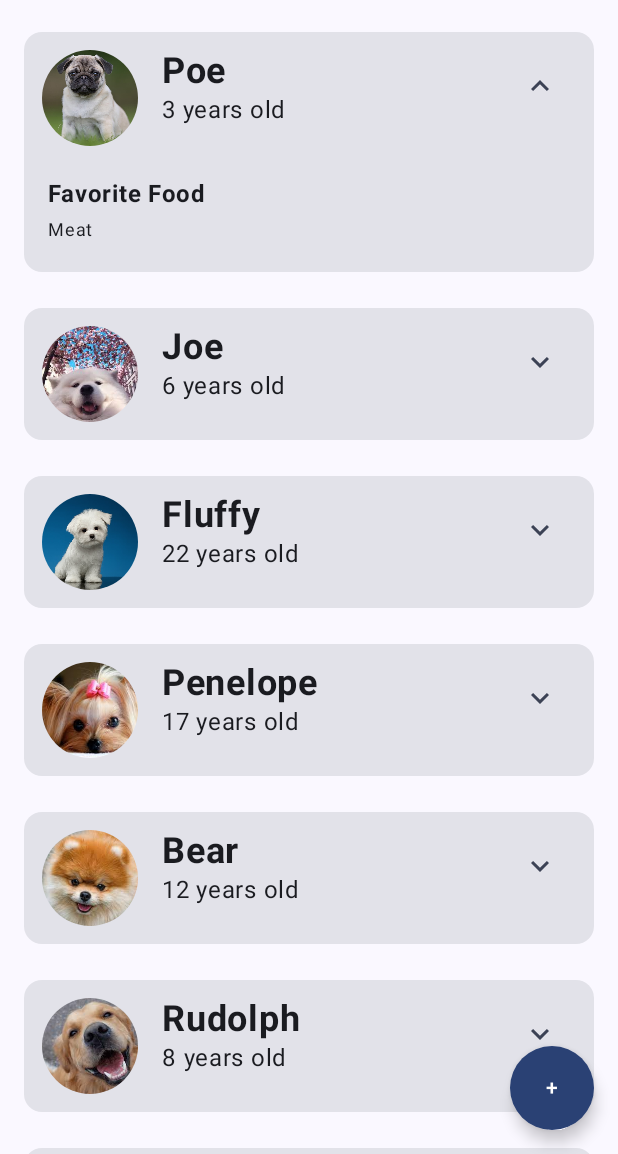
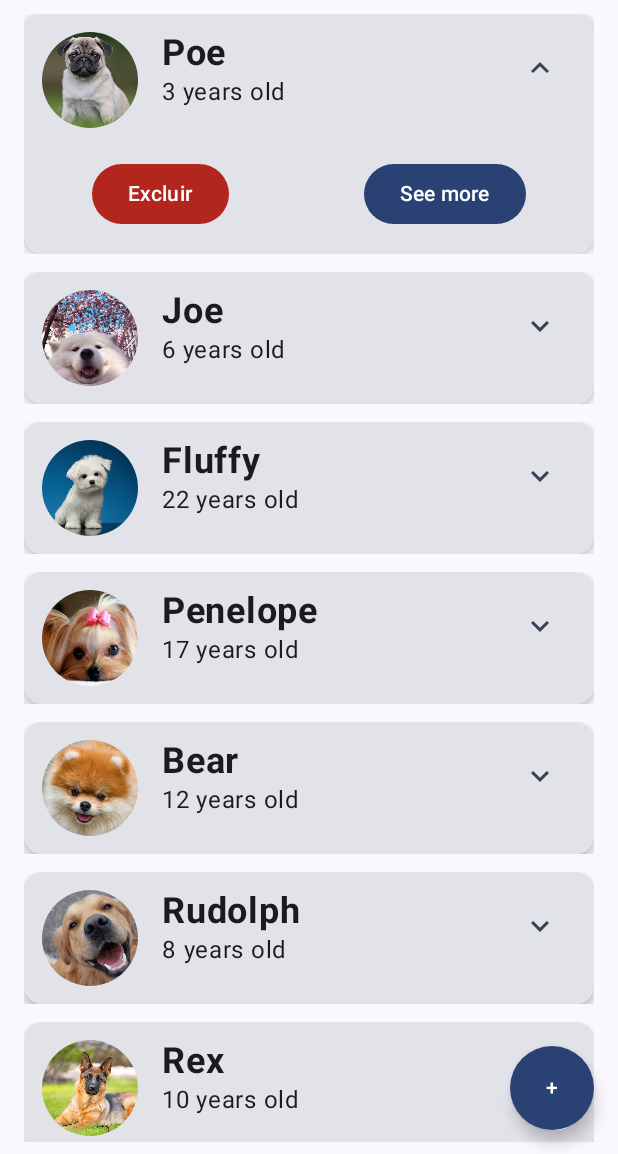
Before and after one commit to rfgvieira/Auau, an Android app built with Jetpack Compose: the screen it shows after launch (MainActivity), after a tap on "Poe", on a phone screen of 412 x 824 dp, the part 82-1236 px from its top. Run offline under Robolectric (Android 15) with nearby library versions, the phone set to English and light mode, and no system bars; libraries missing offline, so code that uses them is left out: androidx.camera.core, androidx.camera.lifecycle.

Commit message:
feat: added DogDetailScreen to show details of Dog refact: NavController is not more passed by parameter, instead pass a callback to navigate

```diff
--- a/app/src/main/java/com/rfgvieira/auau/domain/Dog.kt
+++ b/app/src/main/java/com/rfgvieira/auau/domain/Dog.kt
@@ -1,8 +1,10 @@
 package com.rfgvieira.auau.domain
 
 import android.net.Uri
+import java.util.UUID
 
 data class Dog(
+    val id: String = UUID.randomUUID().toString(),
     var name : String,
     var birth: String,
     var imgDrawable : Int? = null,
--- a/app/src/main/java/com/rfgvieira/auau/domain/Dogs.kt
+++ b/app/src/main/java/com/rfgvieira/auau/domain/Dogs.kt
@@ -13,18 +13,78 @@ class Dogs {
         }
 
         private fun initializeResult() {
-            val dog1 = Dog("Poe", "20/12/2020", R.drawable.pug, favoriteFood = "Meat")
-            val dog2 = Dog("Joe", "01/06/2017", R.drawable.dog1, favoriteFood = "Dog food")
-            val dog3 = Dog("Fluffy", "28/09/2001", R.drawable.dog2, favoriteFood =  "Dog food")
-            val dog4 = Dog("Penelope", "06/07/2006", R.drawable.dog3, favoriteFood = "Fish")
-            val dog5 = Dog("Bear", "01/04/2011", R.drawable.dog4, favoriteFood = "Chocolate")
-            val dog6 = Dog("Rudolph", "19/12/2015", R.drawable.dog5, favoriteFood = "Pear")
-            val dog7 = Dog("Rex", "09/11/2013", R.drawable.dog6, favoriteFood = "Mango")
-            val dog8 = Dog("Chin", "04/04/1999", R.drawable.dog7, favoriteFood = "Meat")
-            val dog9 = Dog("Fry", "12/01/2020", R.drawable.dog8, favoriteFood = "Bones")
-            val dog10 = Dog("Bob", "30/10/2014", R.drawable.dog9, favoriteFood = "Dog food")
-            val dog11 = Dog("Poti", "10/08/2020", R.drawable.dog10, favoriteFood = "Chesse")
-            val dog12 = Dog("Bode", "25/10/2015", R.drawable.dog11, favoriteFood = "Rice")
+            val dog1 = Dog(
+                name = "Poe",
+                birth = "20/12/2020",
+                imgDrawable = R.drawable.pug,
+                favoriteFood = "Meat"
+            )
+            val dog2 = Dog(
+                name = "Joe",
+                birth = "01/06/2017",
+                imgDrawable = R.drawable.dog1,
+                favoriteFood = "Dog food"
+            )
+            val dog3 = Dog(
+                name = "Fluffy",
+                birth = "28/09/2001",
+                imgDrawable = R.drawable.dog2,
+                favoriteFood = "Dog food"
+            )
+            val dog4 = Dog(
+                name = "Penelope",
+                birth = "06/07/2006",
+                imgDrawable = R.drawable.dog3,
+                favoriteFood = "Fish"
+            )
+            val dog5 = Dog(
+                name = "Bear",
+                birth = "01/04/2011",
+                imgDrawable = R.drawable.dog4,
+                favoriteFood = "Chocolate"
+            )
+            val dog6 = Dog(
+                name = "Rudolph",
+                birth = "19/12/2015",
+                imgDrawable = R.drawable.dog5,
+                favoriteFood = "Pear"
+            )
+            val dog7 = Dog(
+                name = "Rex",
+                birth = "09/11/2013",
+                imgDrawable = R.drawable.dog6,
+                favoriteFood = "Mango"
+            )
+            val dog8 = Dog(
+                name = "Chin",
+                birth = "04/04/1999",
+                imgDrawable = R.drawable.dog7,
+                favoriteFood = "Meat"
+            )
+            val dog9 = Dog(
+                name = "Fry",
+                birth = "12/01/2020",
+                imgDrawable = R.drawable.dog8,
+                favoriteFood = "Bones"
+            )
+            val dog10 = Dog(
+                name = "Bob",
+                birth = "30/10/2014",
+                imgDrawable = R.drawable.dog9,
+                favoriteFood = "Dog food"
+            )
+            val dog11 = Dog(
+                name = "Poti",
+                birth = "10/08/2020",
+                imgDrawable = R.drawable.dog10,
+                favoriteFood = "Chesse"
+            )
+            val dog12 = Dog(
+                name = "Bode",
+                birth = "25/10/2015",
+                imgDrawable = R.drawable.dog11,
+                favoriteFood = "Rice"
+            )
 
             result.add(dog1)
             result.add(dog2)
@@ -40,7 +100,7 @@ class Dogs {
             result.add(dog12)
         }
 
-        fun addNewDog(newDog : Dog){
+        fun addNewDog(newDog: Dog) {
             result.add(newDog)
         }
     }
--- a/app/src/main/java/com/rfgvieira/auau/ui/MainActivity.kt
+++ b/app/src/main/java/com/rfgvieira/auau/ui/MainActivity.kt
@@ -6,6 +6,8 @@ import android.util.Log
 import androidx.activity.ComponentActivity
 import androidx.activity.compose.setContent
 import androidx.activity.viewModels
+import androidx.compose.animation.EnterTransition
+import androidx.compose.animation.ExitTransition
 import androidx.compose.foundation.Image
 import androidx.compose.foundation.layout.Box
 import androidx.compose.foundation.layout.Row
@@ -36,14 +38,16 @@ import androidx.compose.ui.unit.sp
 import androidx.navigation.compose.NavHost
 import androidx.navigation.compose.composable
 import androidx.navigation.compose.rememberNavController
-import com.rfgvieira.auau.utils.CameraUtils
-import com.rfgvieira.auau.utils.CameraUtils.Companion.getOutputDirectory
 import com.rfgvieira.auau.R
+import com.rfgvieira.auau.domain.Dogs
 import com.rfgvieira.auau.ui.screens.CameraView
 import com.rfgvieira.auau.ui.screens.DogAddScreen
+import com.rfgvieira.auau.ui.screens.DogEditScreen
 import com.rfgvieira.auau.ui.screens.DogListScreen
 import com.rfgvieira.auau.ui.theme.AuauTheme
 import com.rfgvieira.auau.ui.viewmodel.DogViewModel
+import com.rfgvieira.auau.utils.CameraUtils
+import com.rfgvieira.auau.utils.CameraUtils.Companion.getOutputDirectory
 import java.io.File
 import java.util.concurrent.ExecutorService
 import java.util.concurrent.Executors
@@ -81,15 +85,31 @@ class MainActivity : ComponentActivity() {
                     showFab = showFAB.value,
                     showTopBar = showTopBar.value,
                     onFabClick = { navController.navigate("dogadd") }) {
-                    NavHost(navController = navController, startDestination = "doglist") {
+                    NavHost(navController = navController, startDestination = "doglist", enterTransition = { EnterTransition.None}, exitTransition = { ExitTransition.None}) {
                         composable("doglist") {
                             showFAB.value = true
-                            DogListScreen()
+                            DogListScreen{ dog -> navController.navigate("dogdetails/${dog.id}") }
                         }
                         composable("dogadd") {
                             showTopBar.value = true
                             showFAB.value = false
-                            DogAddScreen(navController, showCamera, dogViewModel)
+                            DogAddScreen(showCamera, dogViewModel){
+                                navController.popBackStack("doglist", inclusive = false)
+                            }
+                        }
+                        composable("dogdetails/{dogId}"){backStack ->
+                            showFAB.value = false
+                            showTopBar.value = false
+
+                            val id = backStack.arguments?.getString("dogId")
+                            Dogs.dogsList().find {
+                                it.id == id
+                            }?.let{dog ->
+                                DogEditScreen(dog) {
+                                    navController.popBackStack("doglist", false)
+                                }
+                            }
+
                         }
                         composable("camera") {
                             showTopBar.value = false
@@ -98,9 +118,10 @@ class MainActivity : ComponentActivity() {
                                 executor = cameraExecutor,
                                 onImageCaptured = ::handleImageCapture,
                                 onError = { Log.i("Camera error", "Error: $it") },
-                                navController,
                                 showCamera
-                            )
+                            ){
+                                navController.popBackStack("dogadd", false)
+                            }
                         }
                     }
                 }
--- a/app/src/main/java/com/rfgvieira/auau/ui/components/DogCard.kt
+++ b/app/src/main/java/com/rfgvieira/auau/ui/components/DogCard.kt
@@ -3,18 +3,22 @@ package com.rfgvieira.auau.ui.components
 import androidx.compose.animation.animateContentSize
 import androidx.compose.animation.core.Spring
 import androidx.compose.animation.core.spring
-import androidx.compose.foundation.Image
 import androidx.compose.foundation.clickable
+import androidx.compose.foundation.layout.Arrangement
 import androidx.compose.foundation.layout.Column
 import androidx.compose.foundation.layout.Row
 import androidx.compose.foundation.layout.Spacer
+import androidx.compose.foundation.layout.fillMaxWidth
 import androidx.compose.foundation.layout.padding
 import androidx.compose.foundation.layout.size
 import androidx.compose.foundation.shape.CircleShape
 import androidx.compose.material.icons.Icons
 import androidx.compose.material.icons.filled.KeyboardArrowDown
 import androidx.compose.material.icons.filled.KeyboardArrowUp
+import androidx.compose.material3.Button
+import androidx.compose.material3.ButtonDefaults
 import androidx.compose.material3.Card
+import androidx.compose.material3.CardDefaults
 import androidx.compose.material3.Icon
 import androidx.compose.material3.IconButton
 import androidx.compose.material3.MaterialTheme
@@ -26,19 +30,16 @@ import androidx.compose.runtime.remember
 import androidx.compose.runtime.setValue
 import androidx.compose.ui.Modifier
 import androidx.compose.ui.draw.clip
-import androidx.compose.ui.layout.ContentScale
 import androidx.compose.ui.res.dimensionResource
-import androidx.compose.ui.res.painterResource
 import androidx.compose.ui.text.font.FontWeight
 import androidx.compose.ui.unit.dp
 import androidx.compose.ui.unit.sp
-import coil.compose.AsyncImage
 import com.rfgvieira.auau.R
 import com.rfgvieira.auau.domain.Dog
 import com.rfgvieira.auau.utils.DateUtils.Companion.toYear
 
 @Composable
-fun DogCard(modifier: Modifier, dog: Dog) {
+fun DogCard(modifier: Modifier, dog: Dog, navigateToDetails : (Dog) -> Unit) {
     var expandable by remember { mutableStateOf(false) }
 
     Card(
@@ -48,49 +49,34 @@ fun DogCard(modifier: Modifier, dog: Dog) {
                     dampingRatio = Spring.DampingRatioLowBouncy,
                     stiffness = Spring.StiffnessMediumLow
                 )
-            )
+            ),
+        elevation = CardDefaults.cardElevation(defaultElevation = 4.dp)
     ) {
 
         Row(
             Modifier
                 .padding(dimensionResource(id = R.dimen.padding_mediumsmall))
                 .clickable { expandable = !expandable }) {
-            dog.imgDrawable?.let {
-                Image(
-                    painter = painterResource(id = it),
-                    contentDescription = "dogImage",
-                    contentScale = ContentScale.Crop,
-                    modifier = Modifier
-                        .clip(CircleShape)
-                        .size(dimensionResource(id = R.dimen.icon_size))
-                )
-            }
 
-            dog.imgUri?.let {
-                AsyncImage(
-                    model = it, contentDescription = "dogImage",
-                    contentScale = ContentScale.Crop,
-                    modifier = Modifier
-                        .clip(CircleShape)
-                        .size(dimensionResource(id = R.dimen.icon_size))
-                )
-            }
-
-
+            DogImage(
+                dog = dog, Modifier
+                    .clip(CircleShape)
+                    .size(dimensionResource(id = R.dimen.icon_size))
+            )
             DogInfo(dog)
             Spacer(modifier = Modifier.weight(1f))
             DogCardButton(expanded = expandable) {
                 expandable = !expandable
             }
         }
+
         if (expandable) {
-            DogFood(
-                dogFood = dog.favoriteFood, Modifier.padding(
-                    start = dimensionResource(R.dimen.padding_medium),
+            DogPlus(
+                Modifier.padding(
                     top = dimensionResource(R.dimen.padding_small),
-                    end = dimensionResource(R.dimen.padding_medium),
                     bottom = dimensionResource(R.dimen.padding_medium)
-                )
+                ), navigateToDetails
+                , dog
             )
         }
 
@@ -106,14 +92,23 @@ fun DogInfo(dog: Dog) {
 }
 
 @Composable
-fun DogFood(
-    dogFood: String,
-    modifier: Modifier = Modifier
+fun DogPlus(
+    modifier: Modifier = Modifier,
+    navigateToDetails: (Dog) -> Unit,
+    dog: Dog
 ) {
-    Column(modifier) {
-        Text(text = "Favorite Food", fontWeight = FontWeight.Bold, fontSize = 16.sp)
-        Text(text = dogFood, fontSize = 12.sp)
+    Row(modifier.fillMaxWidth(), horizontalArrangement = Arrangement.SpaceAround) {
+        Button(
+            onClick = { /*TODO*/ },
+            colors = ButtonDefaults.buttonColors(containerColor = MaterialTheme.colorScheme.error)
+        ) {
+            Text(text = "Excluir")
+        }
+        Button(onClick = { navigateToDetails(dog) }) {
+            Text(text = "See more")
+        }
     }
+
 }
 
 @Composable
--- /dev/null
+++ b/app/src/main/java/com/rfgvieira/auau/ui/components/DogImage.kt
@@ -0,0 +1,30 @@
+package com.rfgvieira.auau.ui.components
+
+import androidx.compose.foundation.Image
+import androidx.compose.runtime.Composable
+import androidx.compose.ui.Modifier
+import androidx.compose.ui.layout.ContentScale
+import androidx.compose.ui.res.painterResource
+import coil.compose.AsyncImage
+import com.rfgvieira.auau.domain.Dog
+
+@Composable
+fun DogImage(dog: Dog, modifier: Modifier) {
+    dog.imgDrawable?.let {
+        Image(
+            painter = painterResource(id = it),
+            contentDescription = "dogImage",
+            contentScale = ContentScale.Crop,
+            modifier = modifier
+        )
+    }
+
+    dog.imgUri?.let {
+        AsyncImage(
+            model = it, contentDescription = "dogImage",
+            contentScale = ContentScale.Crop,
+            modifier = modifier
+        )
+    }
+
+}
--- a/app/src/main/java/com/rfgvieira/auau/ui/screens/DogListScreen.kt
+++ b/app/src/main/java/com/rfgvieira/auau/ui/screens/DogListScreen.kt
@@ -1,13 +1,17 @@
 package com.rfgvieira.auau.ui.screens
 
 
-import androidx.compose.foundation.layout.*
+import androidx.compose.foundation.layout.Arrangement
+import androidx.compose.foundation.layout.Spacer
+import androidx.compose.foundation.layout.fillMaxWidth
+import androidx.compose.foundation.layout.padding
 import androidx.compose.foundation.lazy.LazyColumn
 import androidx.compose.foundation.lazy.items
 import androidx.compose.runtime.Composable
 import androidx.compose.ui.Modifier
 import androidx.compose.ui.res.dimensionResource
 import androidx.compose.ui.tooling.preview.Preview
+import androidx.compose.ui.unit.dp
 import com.rfgvieira.auau.R
 import com.rfgvieira.auau.domain.Dog
 import com.rfgvieira.auau.domain.Dogs
@@ -15,31 +19,34 @@ import com.rfgvieira.auau.ui.components.DogCard
 
 
 @Composable
-fun DogListScreen() {
-    DogList()
-}
-
-@Composable
-fun DogList() {
+fun DogListScreen(navigateToDetails: (Dog) -> Unit) {
     val dogList: List<Dog> = Dogs.dogsList()
     LazyColumn(
         modifier = Modifier
             .fillMaxWidth()
-            .padding(horizontal = dimensionResource(id = R.dimen.padding_medium))
+            .padding(
+                start = dimensionResource(id = R.dimen.padding_medium),
+                end = dimensionResource(id = R.dimen.padding_medium),
+                bottom = dimensionResource(id = R.dimen.padding_small)
+            ),
+        verticalArrangement = Arrangement.spacedBy(12.dp)
+
     ) {
         items(dogList) { dogs ->
             DogCard(
                 modifier = Modifier
-                    .fillMaxWidth()
-                    .padding(vertical = dimensionResource(id = R.dimen.padding_mediumsmall)),
-                dog = dogs
+                    .fillMaxWidth(),
+                dog = dogs, navigateToDetails
             )
         }
+
     }
+    Spacer(modifier = Modifier.padding(16.dp))
 }
 
 @Composable
-@Preview
+@Preview(showBackground = true)
 fun DogListPreview() {
-    DogListScreen()
+    DogListScreen({})
+
 }
--- a/app/src/main/java/com/rfgvieira/auau/ui/theme/Theme.kt
+++ b/app/src/main/java/com/rfgvieira/auau/ui/theme/Theme.kt
@@ -18,7 +18,7 @@ import androidx.core.view.ViewCompat
 private val LightColorScheme = lightColorScheme(
     primary = md_theme_light_primary,
     onPrimary = md_theme_light_onPrimary,
-    primaryContainer = md_theme_light_primaryContainer,
+    primaryContainer = md_theme_dark_primaryContainer,
     onPrimaryContainer = md_theme_light_onPrimaryContainer,
     secondary = md_theme_light_secondary,
     onSecondary = md_theme_light_onSecondary,
@@ -48,7 +48,7 @@ private val LightColorScheme = lightColorScheme(
 private val DarkColorScheme = darkColorScheme(
     primary = md_theme_dark_primary,
     onPrimary = md_theme_dark_onPrimary,
-    primaryContainer = md_theme_dark_primaryContainer,
+    primaryContainer = md_theme_light_primaryContainer,
     onPrimaryContainer = md_theme_dark_onPrimaryContainer,
     secondary = md_theme_dark_secondary,
     onSecondary = md_theme_dark_onSecondary,
--- a/app/src/main/res/values/dimens.xml
+++ b/app/src/main/res/values/dimens.xml
@@ -5,4 +5,5 @@
     <dimen name="padding_mediumsmall">12dp</dimen>
     <dimen name="padding_medium">16dp</dimen>
     <dimen name="icon_size">64dp</dimen>
+    <dimen name="image_size">128dp</dimen>
 </resources>
```
Also changed, not shown: app/src/main/java/com/rfgvieira/auau/ui/components/TopBarDog.kt (added, +50 -0 lines), app/src/main/java/com/rfgvieira/auau/ui/screens/CameraView.kt (+3 -4 lines), app/src/main/java/com/rfgvieira/auau/ui/screens/DogAddScreen.kt (+4 -5 lines), app/src/main/java/com/rfgvieira/auau/ui/screens/DogDetailsScreen.kt (added, +68 -0 lines).
